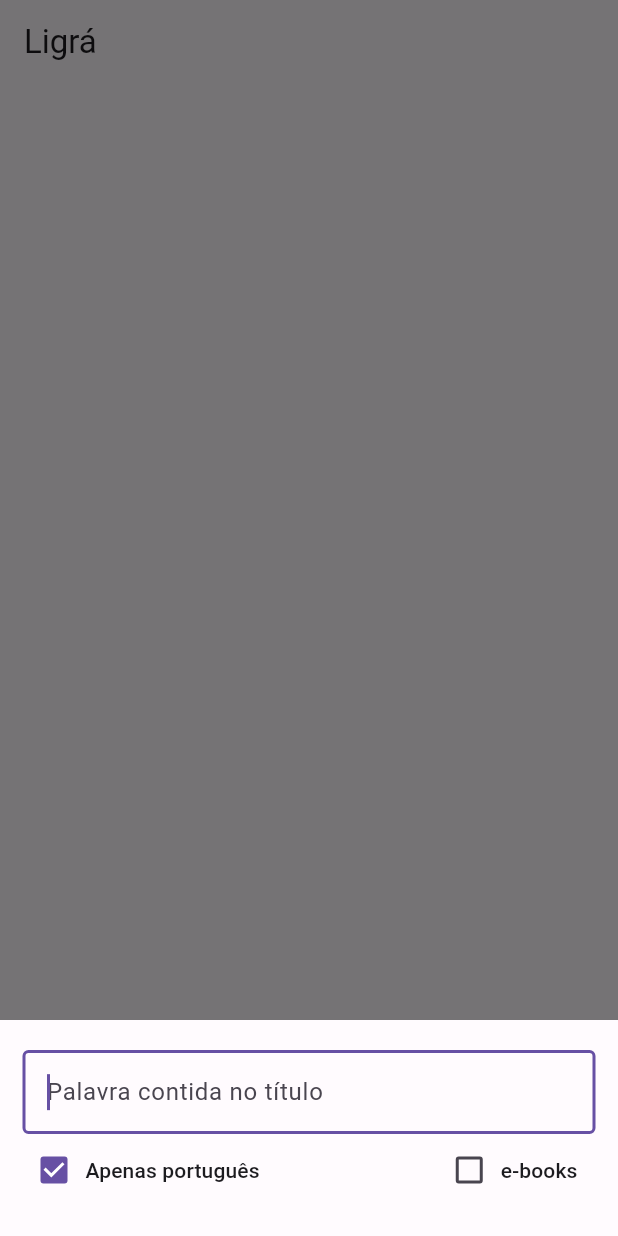
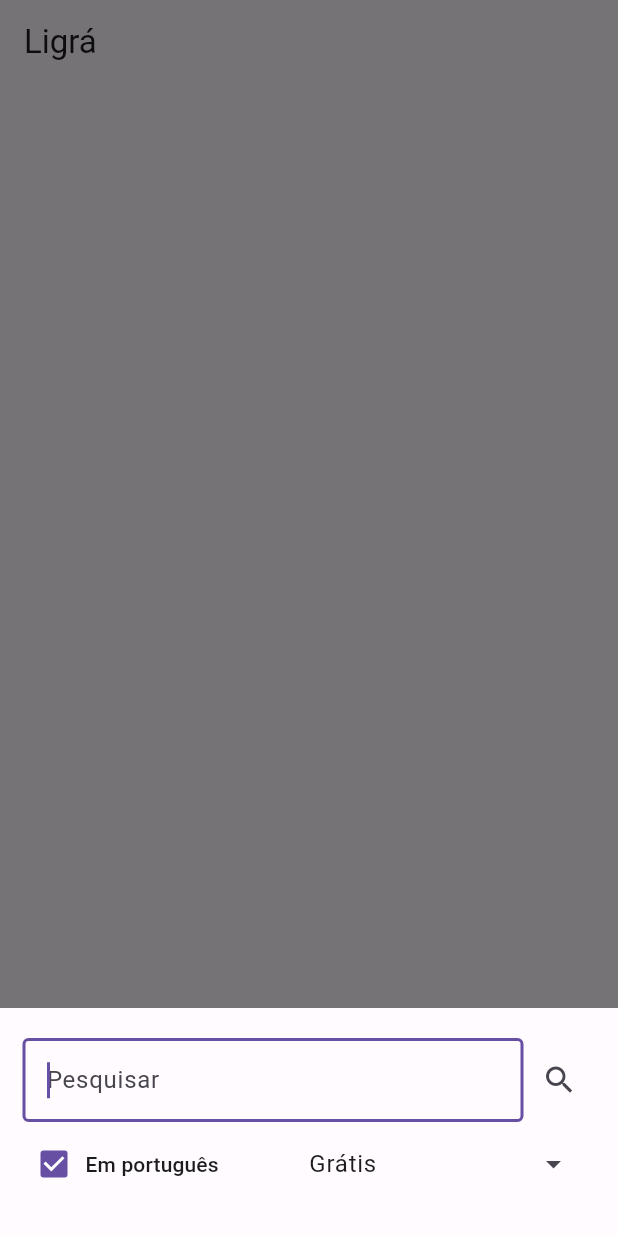
Before and after one commit to marxelo/search-google-books, a Flutter app: the screen it shows after launch, after a tap on the "search" icon, on a phone screen of 412 x 824 dp. Run offline on Flutter 3.47's test engine with Material 2 defaults, Android fonts, the phone set to English and light mode, and no system bars; our stand-ins replace sqflite, webview_flutter; accounts and stored records are empty.

Commit message:
refactor search filter

```diff
--- a/lib/pages/my_home_page.dart
+++ b/lib/pages/my_home_page.dart
@@ -13,6 +13,13 @@ const String baseUrl =
 const String urlSuffix =
     '&maxResults=20&fields=totalItems,items/id,items/volumeInfo(title,authors,publishedDate,description,pageCount,imageLinks/thumbnail),items/accessInfo(viewability,epub/downloadLink,pdf/downloadLink,webReaderLink,accessViewStatus)';
 const String portugueseOnlyQueryParam = '&langRestrict=pt';
+const List<String> list = <String>[
+  'Grátis',
+  'e-books grátis',
+  'e-books',
+  'Amostra',
+  'Tudo'
+];
 
 class MyHomePage extends StatefulWidget {
   const MyHomePage({super.key, required this.title});
@@ -31,6 +38,7 @@ class _MyHomePageState extends State<MyHomePage> {
   int _currentPage = 0;
   // final _list = <String>[];
   final TextEditingController _searchController = TextEditingController();
+  String dropdownValue = list.first;
 
   late List<Book> books = [];
 
@@ -45,7 +53,7 @@ class _MyHomePageState extends State<MyHomePage> {
   bool _isLoading = false;
   bool _toastMessageSent = false;
   bool _portugueseOnly = true;
-  bool _eBooks = false;
+  // bool _eBooks = false;
 
   Future<void> _fetchData(Search s) async {
     setState(() {
@@ -64,11 +72,36 @@ class _MyHomePageState extends State<MyHomePage> {
 
       String filter = '&filter=full';
 
-      if (_eBooks) {
+      // if (_eBooks) {
+      //   filter = '&filter=free-ebooks';
+      // }
+
+      //       'Grátis',
+      // 'e-books grátis',
+      // 'e-books',
+      // 'Amostra',
+      // 'Tudo'
+
+      switch (dropdownValue) {
+        case 'Grátis':
+          filter = '&filter=full';
+          break;
+        case 'e-books grátis':
           filter = '&filter=free-ebooks';
+          break;
+        case 'e-books':
+          filter = '&filter=e-books';
+          break;
+        case 'Amostra':
+          filter = '&filter=partial';
+          break;
+        default:
+          filter = '';
       }
 
+      if (filter.isNotEmpty) {
         fullUrl += filter;
+      }
 
       Uri uri = Uri.parse(fullUrl);
 
@@ -111,7 +144,7 @@ class _MyHomePageState extends State<MyHomePage> {
     super.initState();
     _scrollController.addListener(_loadMore);
     _portugueseOnly;
-    _eBooks;
+    // _eBooks;
     // _getBooks('Android');
   }
 
@@ -150,7 +183,23 @@ class _MyHomePageState extends State<MyHomePage> {
       );
   }
 
+  Future<void> _onSearchPressed() async {
+    if (_searchController.text.isNotEmpty) {
+      search.query = _searchController.text;
+      search.startIndex = 0;
+      books = [];
+      _finalPage = false;
+      _toastMessageSent = false;
+      _fetchData(search);
+    }
+
+    _searchController.text = "";
+
+    Navigator.of(context).pop();
+  }
+
   void showBottomSheet() async {
+    _searchController.text = search.query;
     showModalBottomSheet(
       // backgroundColor: Colors.grey,
       elevation: 5,
@@ -172,28 +221,29 @@ class _MyHomePageState extends State<MyHomePage> {
             mainAxisSize: MainAxisSize.min,
             crossAxisAlignment: CrossAxisAlignment.end,
             children: [
-              TextFormField(
+              Row(
+                mainAxisAlignment: MainAxisAlignment.spaceBetween,
+                children: [
+                  Expanded(
+                    child: TextFormField(
                       controller: _searchController,
                       autofocus: true,
                       textInputAction: TextInputAction.search,
-                onEditingComplete: () async {
-                  if (_searchController.text.isNotEmpty) {
-                    search.query = _searchController.text;
-                    search.startIndex = 0;
-                    books = [];
-                    _finalPage = false;
-                    _toastMessageSent = false;
-                    _fetchData(search);
-                  }
-
-                  _searchController.text = "";
-
-                  Navigator.of(context).pop();
+                      onTapOutside: (PointerDownEvent event) {
+                        FocusManager.instance.primaryFocus?.unfocus();
                       },
+                      onEditingComplete: () => _onSearchPressed(),
                       decoration: const InputDecoration(
                         border: OutlineInputBorder(),
-                  hintText: "Palavra contida no título",
+                        hintText: "Pesquisar",
                       ),
+                    ),
+                  ),
+                  IconButton(
+                    onPressed: () => _onSearchPressed(),
+                    icon: const Icon(Icons.search_outlined),
+                  ),
+                ],
               ),
               Row(
                 mainAxisAlignment: MainAxisAlignment.spaceBetween,
@@ -207,18 +257,32 @@ class _MyHomePageState extends State<MyHomePage> {
                         },
                       );
                     },
-                    child: const Text('Apenas português'),
+                    child: const Text('Em português'),
                   ),
-                  CheckboxMenuButton(
-                    value: _eBooks,
-                    onChanged: (bool? newValue) {
-                      setState(
-                        () {
-                          _eBooks = newValue!;
+                  Listener(
+                    onPointerDown: (_) => FocusScope.of(context).unfocus(),
+                    child: DropdownMenu<String>(
+                      initialSelection: list.first,
+                      requestFocusOnTap: false,
+                      enableFilter: false,
+                      enableSearch: false,
+                      inputDecorationTheme: const InputDecorationTheme(
+                        border: InputBorder.none,
+                        // disabledBorder: InputBorder.none,
+                        // activeIndicatorBorder: BorderSide.none,
+                      ),
+                      onSelected: (String? value) {
+                        // This is called when the user selects an item.
+                        setState(() {
+                          dropdownValue = value!;
+                        });
                       },
-                      );
-                    },
-                    child: const Text('e-books'),
+                      dropdownMenuEntries:
+                          list.map<DropdownMenuEntry<String>>((String value) {
+                        return DropdownMenuEntry<String>(
+                            value: value, label: value);
+                      }).toList(),
+                    ),
                   ),
                 ],
               ),
```
Lines whose indentation alone changed are shown as unchanged.
